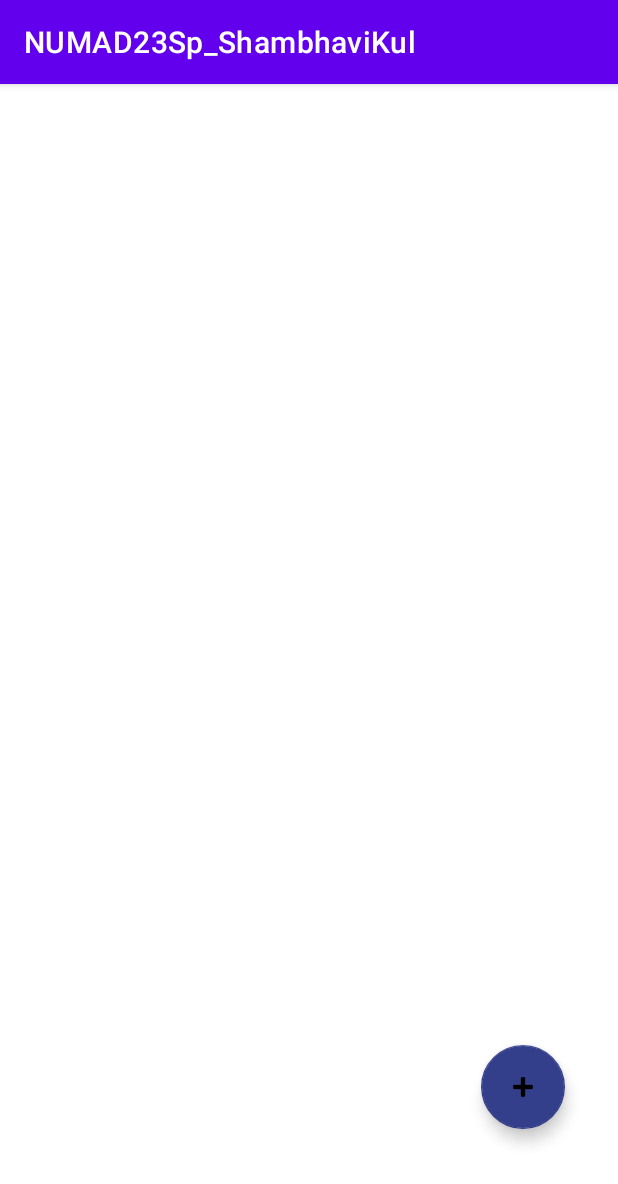
After one commit to shambhavik14/Android-Development, an Android app: the LinkCollectorActivity screen opened directly, with no data from a screen before it, on a phone screen of 412 x 824 dp. The commit adds this screen. Shown: the top 1184 px of the screen. Run offline under Robolectric (Android 15) with nearby library versions, the phone set to English and light mode, and no system bars; Roboto replaces fonts that are not available here.

Commit message:
adding a4

```diff
--- a/app/build.gradle
+++ b/app/build.gradle
@@ -3,6 +3,10 @@ plugins {
 }
 
 android {
+    lintOptions {
+        disable "Instantiatable"
+    }
+
     namespace 'edu.northeastern.numad23sp_shambhavikul'
     compileSdk 32
 
--- /dev/null
+++ b/app/src/main/java/edu/northeastern/numad23sp_shambhavikul/LinkCollectorActivity.java
@@ -0,0 +1,150 @@
+package edu.northeastern.numad23sp_shambhavikul;
+
+import androidx.annotation.NonNull;
+import androidx.appcompat.app.AlertDialog;
+import androidx.appcompat.app.AppCompatActivity;
+import androidx.recyclerview.widget.ItemTouchHelper;
+import androidx.recyclerview.widget.LinearLayoutManager;
+import androidx.recyclerview.widget.RecyclerView;
+
+import android.os.Bundle;
+import android.view.LayoutInflater;
+import android.view.View;
+import android.widget.EditText;
+
+import com.google.android.material.floatingactionbutton.FloatingActionButton;
+import com.google.android.material.snackbar.Snackbar;
+
+import java.util.ArrayList;
+
+public class LinkCollectorActivity extends AppCompatActivity {
+
+    private ArrayList<LinkCard> linkCardList;
+    private AlertDialog inputAlertDialog;
+
+    private EditText linkNameInput;
+    private RecyclerView recyclerView;
+    private LinkViewAdapter linkViewAdapter;
+    private EditText linkUrlInput;
+
+    private static final String KEY_OF_INSTANCE = "KEY_OF_INSTANCE";
+    private static final String NUMBER_OF_ITEMS = "NUMBER_OF_ITEMS";
+
+
+    @Override
+    protected void onCreate(Bundle savedInstanceState) {
+        super.onCreate(savedInstanceState);
+        setContentView(R.layout.activity_link_collector);
+        linkCardList = new ArrayList<>();
+        init(savedInstanceState);
+
+        FloatingActionButton addLinkButton = findViewById(R.id.addLinkButton);
+        addLinkButton.setOnClickListener(v -> addLink());
+
+        createInputAlertDialog();
+        createRecyclerView();
+        linkViewAdapter.setOnLinkClickListener(position -> linkCardList.get(position).onLinkCardClicked(this));
+
+        ItemTouchHelper itemTouchHelper = new ItemTouchHelper(new ItemTouchHelper.SimpleCallback(0, ItemTouchHelper.LEFT | ItemTouchHelper.RIGHT) {
+            @Override
+            public boolean onMove(@NonNull RecyclerView recyclerView, @NonNull RecyclerView.ViewHolder viewHolder, @NonNull RecyclerView.ViewHolder target) {
+                return false;
+            }
+
+            @Override
+            public void onSwiped(@NonNull RecyclerView.ViewHolder viewHolder, int direction) {
+                int position = viewHolder.getLayoutPosition();
+                linkCardList.remove(position);
+                linkViewAdapter.notifyDataSetChanged();
+            }
+        });
+        itemTouchHelper.attachToRecyclerView(recyclerView);
+
+    }
+
+    @Override
+    protected void onSaveInstanceState(@NonNull Bundle outState) {
+        int size = linkCardList == null? 0 : linkCardList.size();
+        outState.putInt(NUMBER_OF_ITEMS, size);
+
+        //Need to generate unique key for each item
+        for(int i=0; i<size; i++){
+            outState.putString(KEY_OF_INSTANCE + i+ "0", linkCardList.get(i).getLinkName());
+            outState.putString(KEY_OF_INSTANCE + i+ "1", linkCardList.get(i).getLinkUrl());
+        }
+        super.onSaveInstanceState(outState);
+    }
+
+    private void init(Bundle savedInstanceState) {
+        initialItemData(savedInstanceState);
+        createRecyclerView();
+    }
+
+    private void initialItemData(Bundle savedInstanceState){
+
+        if(savedInstanceState != null && savedInstanceState.containsKey(NUMBER_OF_ITEMS)){
+            if(linkCardList == null || linkCardList.size() == 0){
+
+                int size = savedInstanceState.getInt(NUMBER_OF_ITEMS);
+
+                for(int i=0; i<size; i++){
+                    String name = savedInstanceState.getString(KEY_OF_INSTANCE+i+"0");
+                    String url = savedInstanceState.getString(KEY_OF_INSTANCE+i+"1");
+
+                    LinkCard card = new LinkCard(name, url);
+
+                    linkCardList.add(card);
+
+                }
+            }
+        }
+    }
+
+    public void createInputAlertDialog() {
+        LayoutInflater layoutInflater = LayoutInflater.from(this);
+        View view = layoutInflater.inflate(R.layout.activity_link_view_holder, null);
+
+        linkNameInput = view.findViewById(R.id.link_name_input);
+        linkUrlInput = view.findViewById(R.id.link_url_input);
+
+        AlertDialog.Builder alertDialogBuilder = new AlertDialog.Builder(this);
+        alertDialogBuilder.setView(view);
+
+        alertDialogBuilder
+                .setCancelable(false)
+                .setPositiveButton(getString(R.string.Add),
+                        (dialog, id) -> {
+                            LinkCard linkUnit = new LinkCard(linkNameInput.getText().toString(), linkUrlInput.getText().toString());
+                            if (linkUnit.isCorrect()) {
+                                linkCardList.add(0, linkUnit);
+                                linkViewAdapter.notifyDataSetChanged();
+                                Snackbar.make(recyclerView, getString(R.string.link_add_success), Snackbar.LENGTH_LONG).show();
+                            } else {
+                                Snackbar.make(recyclerView, getString(R.string.link_invalid), Snackbar.LENGTH_LONG).show();
+                            }
+                        })
+                .setNegativeButton(getString(R.string.Cancel),
+                        (dialog, id) -> dialog.cancel());
+
+        inputAlertDialog = alertDialogBuilder.create();
+    }
+
+    public void createRecyclerView() {
+        RecyclerView.LayoutManager layoutManager = new LinearLayoutManager(this);
+        recyclerView = findViewById(R.id.recyclerView);
+        recyclerView.setHasFixedSize(true);
+        linkViewAdapter = new LinkViewAdapter(linkCardList);
+
+        recyclerView.setAdapter(linkViewAdapter);
+        recyclerView.setLayoutManager(layoutManager);
+    }
+
+
+    private void addLink() {
+        linkNameInput.getText().clear();
+        linkUrlInput.setText(getString(R.string.Http));
+        linkNameInput.requestFocus();
+        inputAlertDialog.show();
+    }
+
+}
--- /dev/null
+++ b/app/src/main/java/edu/northeastern/numad23sp_shambhavikul/LinkViewAdapter.java
@@ -0,0 +1,50 @@
+package edu.northeastern.numad23sp_shambhavikul;
+
+import android.content.Context;
+import android.view.LayoutInflater;
+import android.view.View;
+import android.view.ViewGroup;
+
+import androidx.annotation.NonNull;
+import androidx.recyclerview.widget.RecyclerView;
+
+import java.util.ArrayList;
+
+public class LinkViewAdapter extends RecyclerView.Adapter<LinkViewHolder> {
+
+    private ArrayList<LinkCard> linkCardList;
+    private LinkClickListener linkClickListener;
+
+    public LinkViewAdapter() {}
+
+    public LinkViewAdapter(ArrayList<LinkCard> linkCardList) {
+        this.linkCardList = linkCardList;
+    }
+
+    public void setOnLinkClickListener(LinkClickListener linkClickListener) {
+        this.linkClickListener = linkClickListener;
+    }
+
+    @Override
+    public LinkViewHolder onCreateViewHolder(ViewGroup parent, int viewType) {
+        View view = LayoutInflater.from(parent.getContext()).inflate(R.layout.activity_link_card, parent, false);
+        return new LinkViewHolder(view, linkClickListener);
+    }
+
+    @Override
+    public void onBindViewHolder(LinkViewHolder linkViewHolder, int position) {
+        LinkCard currentLinkItem = linkCardList.get(position);
+        linkViewHolder.linkName.setText(currentLinkItem.getLinkName());
+        linkViewHolder.linkUrl.setText(currentLinkItem.getLinkUrl());
+
+    }
+
+    @Override
+    public int getItemCount() {
+        return linkCardList.size();
+    }
+
+    public interface LinkClickListener {
+        void onLinkClick(int position);
+    }
+}
--- /dev/null
+++ b/app/src/main/res/layout/activity_link_collector.xml
@@ -0,0 +1,36 @@
+<?xml version="1.0" encoding="utf-8"?>
+<androidx.constraintlayout.widget.ConstraintLayout xmlns:android="http://schemas.android.com/apk/res/android"
+    xmlns:app="http://schemas.android.com/apk/res-auto"
+    xmlns:tools="http://schemas.android.com/tools"
+    android:layout_width="match_parent"
+    android:layout_height="match_parent"
+    tools:context=".LinkCollectorActivity">
+
+    <com.google.android.material.floatingactionbutton.FloatingActionButton
+        android:id="@+id/addLinkButton"
+        android:layout_width="wrap_content"
+        android:layout_height="wrap_content"
+        android:contentDescription="@string/desc"
+        app:backgroundTint="#343F8C"
+        app:layout_constraintBottom_toBottomOf="parent"
+        app:layout_constraintEnd_toEndOf="parent"
+        app:layout_constraintHorizontal_bias="0.9"
+        app:layout_constraintStart_toStartOf="parent"
+        app:layout_constraintTop_toTopOf="parent"
+        app:layout_constraintVertical_bias="0.9"
+        app:rippleColor="#FFFFFF"
+        app:srcCompat="@android:drawable/ic_input_add" />
+
+    <androidx.recyclerview.widget.RecyclerView
+        android:id="@+id/recyclerView"
+        android:layout_width="match_parent"
+        android:layout_height="match_parent"
+        app:layout_constraintBottom_toBottomOf="parent"
+        app:layout_constraintEnd_toEndOf="parent"
+        app:layout_constraintHorizontal_bias="0.0"
+        app:layout_constraintStart_toStartOf="parent"
+        app:layout_constraintTop_toTopOf="parent"
+        app:layout_constraintVertical_bias="0.0" />
+
+
+</androidx.constraintlayout.widget.ConstraintLayout>
--- a/app/src/main/res/values/strings.xml
+++ b/app/src/main/res/values/strings.xml
@@ -1,3 +1,20 @@
 <resources>
     <string name="app_name">NUMAD23Sp_ShambhaviKul</string>
+    <string name="no_value_string">No Value</string>
+    <string name="convert_pressed">Pressed</string>
+    <string name="convert_collector">Link Collector</string>
+    <string name="desc">floatingButton</string>
+    <string name="link_collector">LINK COLLECTOR</string>
+    <string name="link_details">Enter Link Details</string>
+    <string name="link_name">Name:</string>
+    <string name="link_url">Url:</string>
+    <string name="Add">Add</string>
+    <string name="Cancel">Cancel</string>
+    <string name="link_add_success">Link has been added</string>
+    <string name="link_invalid">Url is invalid. Please enter valid url</string>
+    <string name="NameValuePair">Name: %1$s</string>
+    <string name="UrlValuePair">Url: %1$s</string>
+    <string name="Http">http://</string>
+
+
 </resources>
```
Also changed, not shown: app/src/main/AndroidManifest.xml (+35 -0 lines), app/src/main/java/edu/northeastern/numad23sp_shambhavikul/AboutMe.java (added, +14 -0 lines), app/src/main/java/edu/northeastern/numad23sp_shambhavikul/LinkCard.java (added, +47 -0 lines), app/src/main/java/edu/northeastern/numad23sp_shambhavikul/LinkViewHolder.java (added, +27 -0 lines), app/src/main/java/edu/northeastern/numad23sp_shambhavikul/MainActivity.java (+13 -2 lines), app/src/main/res/layout/activity_about_me.xml (added, +22 -0 lines), app/src/main/res/layout/activity_link_card.xml (added, +36 -0 lines), app/src/main/res/layout/activity_link_view_adapter.xml (added, +11 -0 lines), app/src/main/res/layout/activity_link_view_holder.xml (added, +67 -0 lines), app/src/main/res/layout/activity_main.xml (+15 -7 lines).
